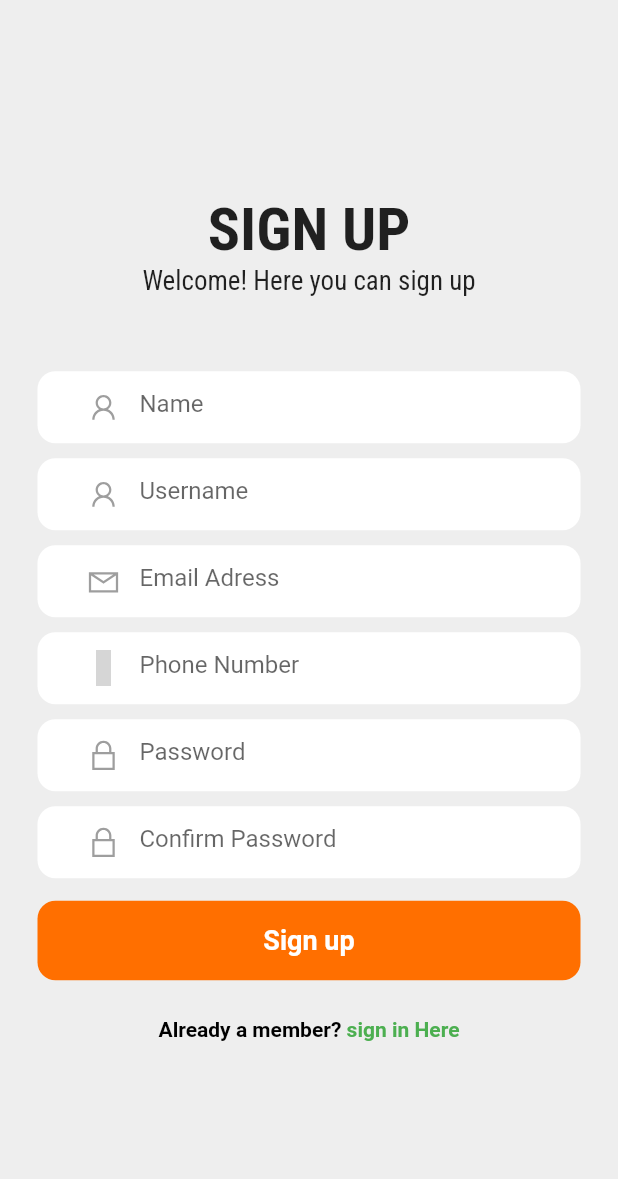
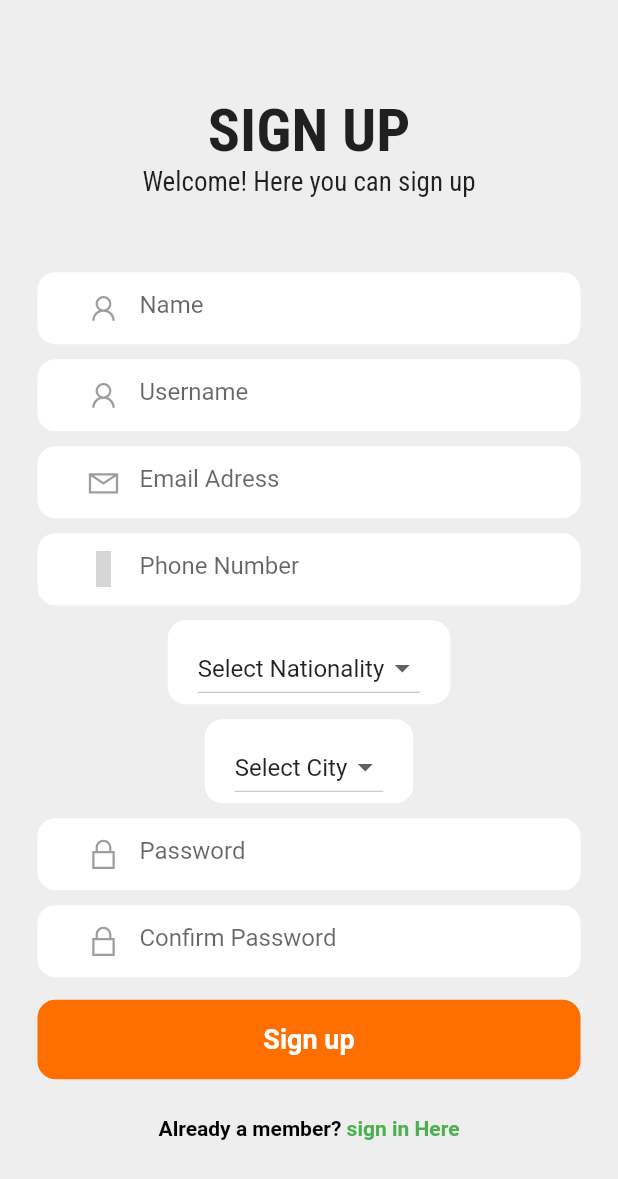
Before and after one commit to RoaaAmin/HiLinky_test, a Flutter app: the SignupScreen screen opened by its route, on a phone screen of 412 x 824 dp. Shown: the top 1179 px of the screen. Run offline on Flutter 3.47's test engine with Material 2 defaults, Android fonts, the phone set to English and light mode, and no system bars; our stand-ins replace cloud_firestore, dio, firebase_auth, firebase_core, firebase_messaging, firebase_storage and 6 more; accounts and stored records are empty; grey boxes are pictures that could not be loaded.

Commit message:
add nationality, city and fix login problem

```diff
--- a/lib/main.dart
+++ b/lib/main.dart
@@ -21,6 +21,8 @@ String sUserPhoneNumber = ' ';
 String sUserNotificationToken = ' ';
 String userProfileImage = ' ';
 String uniqueUserName =' ';
+String sNationality= ' ';
+String sCity= ' ';
 
 void main() async {
   WidgetsFlutterBinding.ensureInitialized();
--- a/lib/screens/signup_screen.dart
+++ b/lib/screens/signup_screen.dart
@@ -38,6 +38,70 @@ class _SignupScreenState extends State<SignupScreen> {
   void openLoginScreen(){
     Navigator.of(context).pushReplacementNamed('loginScreen');
   }
+
+  String selectedNationality = 'Select Nationality';
+  String selectedCity = 'Select City';
+
+  List<String> nationalityOptions = [
+    'Select Nationality',
+    'Nationality 1',
+    'Nationality 2',
+    'Nationality 3',
+    // Add more nationalities as needed
+  ];
+
+  List<String> cityOptions = [
+    'Select City',
+    'City 1',
+    'City 2',
+    'City 3',
+    // Add more cities as needed
+  ];
+
+  void selectNationality() {
+    showModalBottomSheet(
+      context: context,
+      builder: (BuildContext context) {
+        return ListView.builder(
+          itemCount: nationalityOptions.length,
+          itemBuilder: (context, index) {
+            return ListTile(
+              title: Text(nationalityOptions[index]),
+              onTap: () {
+                setState(() {
+                  selectedNationality = nationalityOptions[index];
+                });
+                Navigator.pop(context);
+              },
+            );
+          },
+        );
+      },
+    );
+  }
+
+  void selectCity() {
+    showModalBottomSheet(
+      context: context,
+      builder: (BuildContext context) {
+        return ListView.builder(
+          itemCount: cityOptions.length,
+          itemBuilder: (context, index) {
+            return ListTile(
+              title: Text(cityOptions[index]),
+              onTap: () {
+                setState(() {
+                  selectedCity = cityOptions[index];
+                });
+                Navigator.pop(context);
+              },
+            );
+          },
+        );
+      },
+    );
+  }
+
   Future signUp() async{
 
     if(passwordConfirmed()){
@@ -210,6 +274,76 @@ bool passwordConfirmed(){
               ),
             ),
         SizedBox(height: 10),
+                Padding(
+                  padding: const EdgeInsets.symmetric(horizontal: 25),
+                  child: Container(
+                    decoration: BoxDecoration(
+                      color: Colors.white,
+                      borderRadius: BorderRadius.circular(12),
+                    ),
+                    child: Padding(
+                      padding: const EdgeInsets.symmetric(horizontal: 20),
+                      child: Column(
+                        crossAxisAlignment: CrossAxisAlignment.start,
+                        children: [
+                          SizedBox(height: 8),
+                          DropdownButton<String>(
+                            value: selectedNationality,
+                            onChanged: (newValue) {
+                              setState(() {
+                                selectedNationality = newValue!;
+                              });
+                            },
+                            items: nationalityOptions.map<DropdownMenuItem<String>>((String value) {
+                              return DropdownMenuItem<String>(
+                                value: value,
+                                child: Text(value),
+                              );
+                            }).toList(),
+                          ),
+                        ],
+                      ),
+                    ),
+                  ),
+                ),
+
+                SizedBox(height: 10),
+
+                Padding(
+                  padding: const EdgeInsets.symmetric(horizontal: 25),
+                  child: Container(
+                    decoration: BoxDecoration(
+                      color: Colors.white,
+                      borderRadius: BorderRadius.circular(12),
+                    ),
+                    child: Padding(
+                      padding: const EdgeInsets.symmetric(horizontal: 20),
+                      child: Column(
+                        crossAxisAlignment: CrossAxisAlignment.start,
+                        children: [
+                          SizedBox(height: 8),
+                          DropdownButton<String>(
+                            value: selectedCity,
+                            onChanged: (newValue) {
+                              setState(() {
+                                selectedCity = newValue!;
+                              });
+                            },
+                            items: cityOptions.map<DropdownMenuItem<String>>((String value) {
+                              return DropdownMenuItem<String>(
+                                value: value,
+                                child: Text(value),
+                              );
+                            }).toList(),
+                          ),
+                        ],
+                      ),
+                    ),
+                  ),
+                ),
+
+                SizedBox(height: 10),
+
                 //pass
                 Padding(
                   padding: const EdgeInsets.symmetric(horizontal: 25),
@@ -386,6 +520,8 @@ bool passwordConfirmed(){
                 'sUserPhoneNumber':phoneNumberController.text,
                 'sUserNotificationToken':notificationToken,
                 'uniqueUserName': usernameController.text,
+                'sNationality': selectedNationality,
+                'sCity': selectedCity,
                 'AccountCreatedDateTime':DateTime.now(),
               }).then((value) async{
                 await FirebaseFirestore.instance.collection('Users').doc(userCredentials.user!.uid).get().then((userDBData) async{
@@ -396,7 +532,10 @@ bool passwordConfirmed(){
                     sUserName = userDBData.data()!['sUserName'];
                     uniqueUserName = userDBData.data()!['uniqueUserName'];
                     sUserPhoneNumber = userDBData.data()!['sUserPhoneNumber'];
-                   sUserNotificationToken = userDBData.data()!['sUserNotificationToken'];
+                    sNationality = userDBData.data()!['sNationality'];
+                    sCity = userDBData.data()!['sCity'];
+                    sUserNotificationToken = userDBData.data()!['sUserNotificationToken'];
+
                   });
                   ScaffoldMessenger.of(context).hideCurrentSnackBar();
                   clearControllers();
```
Also changed, not shown: lib/screens/login_screen.dart (+3 -4 lines).
